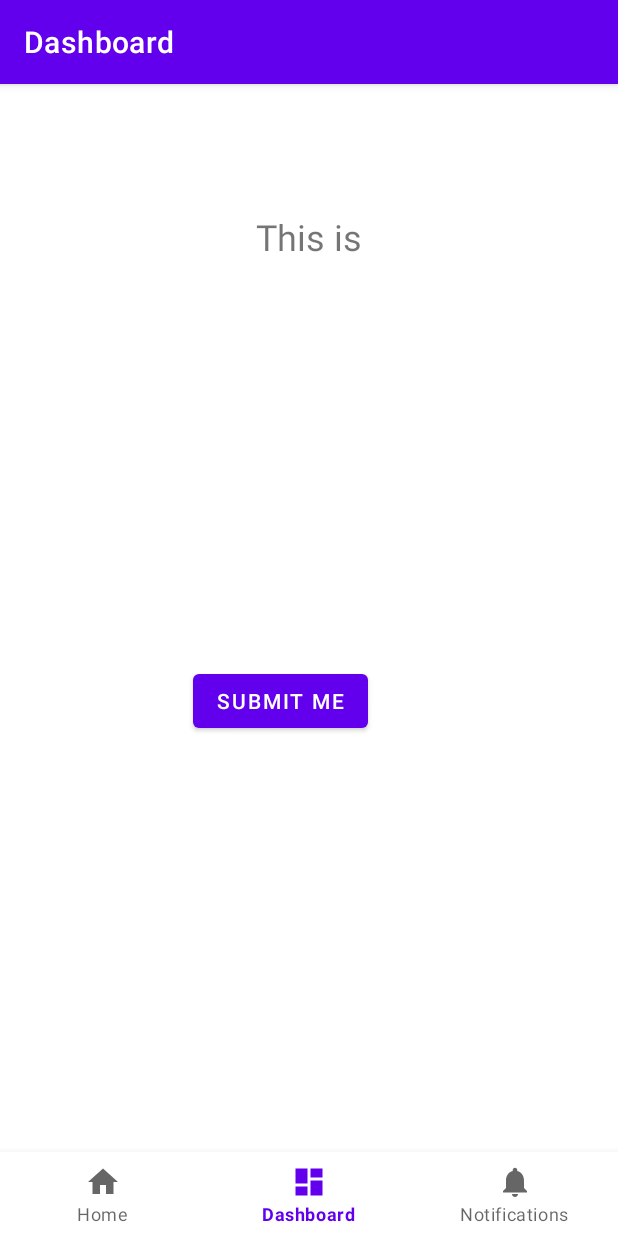
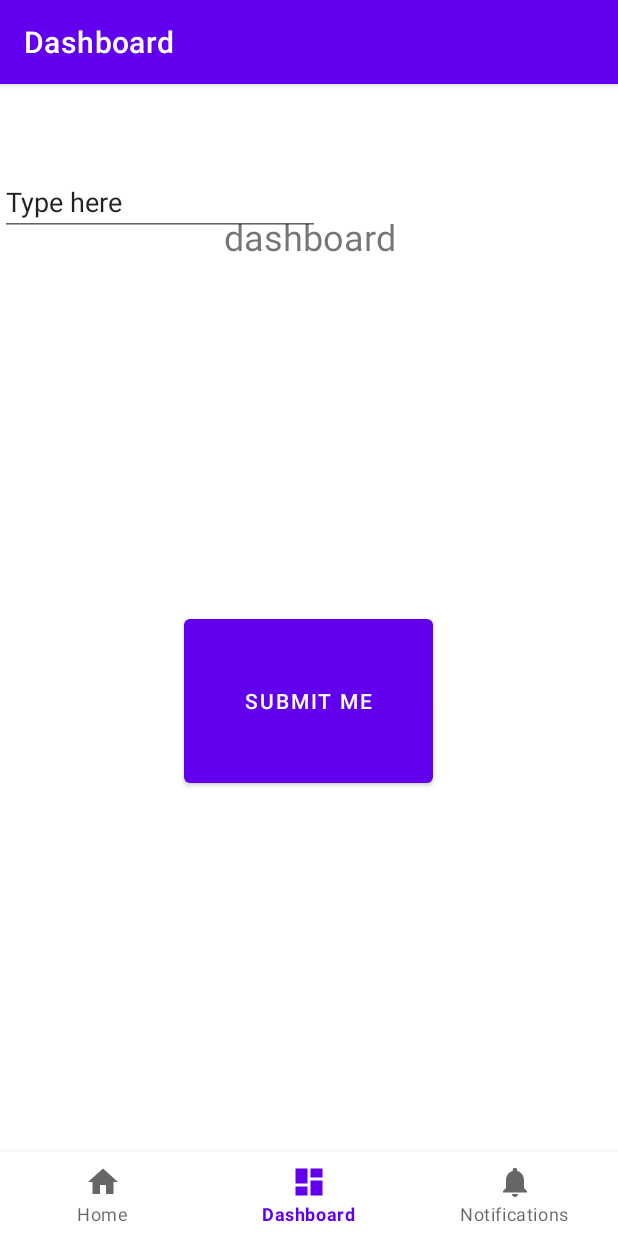
Before and after one commit to ani-tiwary/fbla-app, an Android app: the DashboardFragment screen opened through its navigation route, on a phone screen of 412 x 824 dp. Run offline under Robolectric (Android 15) with nearby library versions, the phone set to English and light mode, and no system bars; our stand-ins replace navigation-ui.

```diff
--- a/app/src/main/java/com/example/anikash/MainActivity.kt
+++ b/app/src/main/java/com/example/anikash/MainActivity.kt
@@ -21,8 +21,6 @@ class MainActivity : AppCompatActivity() {
         binding = ActivityMainBinding.inflate(layoutInflater)
         setContentView(binding.root)
 
-        nameField = findViewById(R.id.nameField)
-
         val navView: BottomNavigationView = binding.navView
 
         val navController = findNavController(R.id.nav_host_fragment_activity_main)
--- a/app/src/main/java/com/example/anikash/ui/dashboard/DashboardFragment.kt
+++ b/app/src/main/java/com/example/anikash/ui/dashboard/DashboardFragment.kt
@@ -12,9 +12,6 @@ import com.example.anikash.databinding.FragmentDashboardBinding
 class DashboardFragment : Fragment() {
 
     private var _binding: FragmentDashboardBinding? = null
-
-    // This property is only valid between onCreateView and
-    // onDestroyView.
     private val binding get() = _binding!!
 
     override fun onCreateView(
@@ -22,6 +19,9 @@ class DashboardFragment : Fragment() {
         container: ViewGroup?,
         savedInstanceState: Bundle?
     ): View {
+
+
+
         val dashboardViewModel =
             ViewModelProvider(this).get(DashboardViewModel::class.java)
 
@@ -32,6 +32,10 @@ class DashboardFragment : Fragment() {
         dashboardViewModel.text.observe(viewLifecycleOwner) {
             textView.text = it
         }
+
+        binding.submitButton.setOnClickListener{
+            binding.submitButton.text = binding.textField.text
+        }
         return root
     }
 
--- a/app/src/main/java/com/example/anikash/ui/dashboard/DashboardViewModel.kt
+++ b/app/src/main/java/com/example/anikash/ui/dashboard/DashboardViewModel.kt
@@ -7,7 +7,7 @@ import androidx.lifecycle.ViewModel
 class DashboardViewModel : ViewModel() {
 
     private val _text = MutableLiveData<String>().apply {
-        value = "This is dashboard Fragment"
+        value = "dashboard"
     }
     val text: LiveData<String> = _text
 
--- a/app/src/main/res/layout/fragment_dashboard.xml
+++ b/app/src/main/res/layout/fragment_dashboard.xml
@@ -23,14 +23,24 @@
 
     <Button
         android:id="@+id/submit_button"
-        android:layout_width="wrap_content"
-        android:layout_height="wrap_content"
+        android:layout_width="166dp"
+        android:layout_height="121dp"
         android:text="Submit Me"
         app:layout_constraintBottom_toBottomOf="parent"
         app:layout_constraintEnd_toEndOf="parent"
-        app:layout_constraintHorizontal_bias="0.436"
+        app:layout_constraintHorizontal_bias="0.498"
         app:layout_constraintStart_toStartOf="parent"
         app:layout_constraintTop_toTopOf="parent"
         app:layout_constraintVertical_bias="0.499" />
 
+    <EditText
+        android:id="@+id/textField"
+        android:layout_width="wrap_content"
+        android:layout_height="wrap_content"
+        android:ems="10"
+        android:inputType="text"
+        android:text="Type here"
+        tools:layout_editor_absoluteX="98dp"
+        tools:layout_editor_absoluteY="130dp" />
+
 </androidx.constraintlayout.widget.ConstraintLayout>
```
